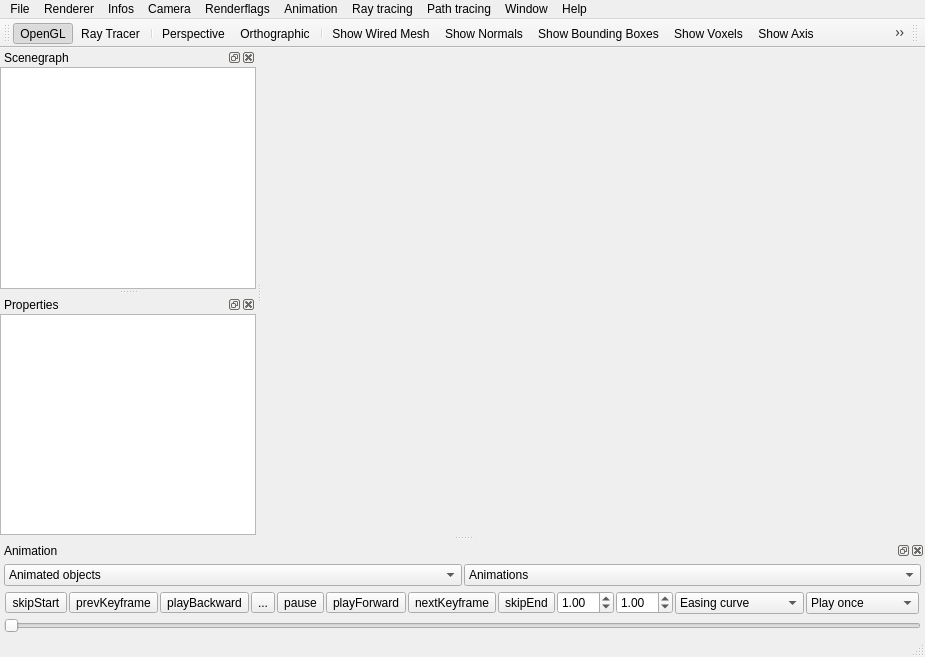
The window that app-Viewer-Qt/qtMainWindow.ui (cpvrlab/SLProject) describes before a commit, drawn with Qt 5.
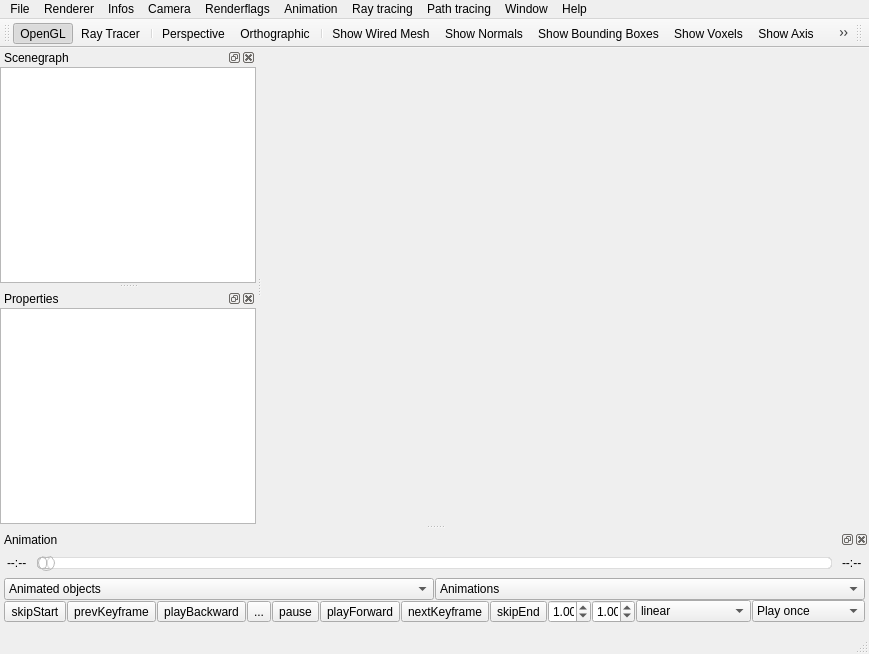
The same window after the commit. Icons and pictures are not drawn. Custom widgets are drawn as their Qt base class.

Commit message: Dark style for gui. Updated animation widgets.

```diff
--- a/app-Viewer-Qt/qtMainWindow.ui
+++ b/app-Viewer-Qt/qtMainWindow.ui
@@ -6,8 +6,8 @@
    <rect>
     <x>0</x>
     <y>0</y>
-    <width>925</width>
-    <height>657</height>
+    <width>800</width>
+    <height>654</height>
    </rect>
   </property>
   <property name="sizePolicy">
@@ -37,7 +37,7 @@
     <rect>
      <x>0</x>
      <y>0</y>
-     <width>925</width>
+     <width>800</width>
      <height>21</height>
     </rect>
    </property>
@@ -512,15 +512,15 @@
   </widget>
   <widget class="QDockWidget" name="dockAnimation">
    <property name="sizePolicy">
-    <sizepolicy hsizetype="Fixed" vsizetype="Fixed">
+    <sizepolicy hsizetype="Fixed" vsizetype="Minimum">
      <horstretch>0</horstretch>
      <verstretch>0</verstretch>
     </sizepolicy>
    </property>
    <property name="minimumSize">
     <size>
-     <width>509</width>
-     <height>94</height>
+     <width>507</width>
+     <height>102</height>
     </size>
    </property>
    <property name="floating">
@@ -559,31 +559,199 @@
       <number>2</number>
      </property>
      <item>
-      <widget class="QWidget" name="widget_2" native="true">
-       <property name="sizePolicy">
-        <sizepolicy hsizetype="Preferred" vsizetype="Minimum">
-         <horstretch>0</horstretch>
-         <verstretch>0</verstretch>
-        </sizepolicy>
-       </property>
        <layout class="QHBoxLayout" name="horizontalLayout">
         <property name="spacing">
-         <number>2</number>
+        <number>10</number>
         </property>
         <property name="leftMargin">
-         <number>0</number>
+        <number>3</number>
         </property>
         <property name="topMargin">
          <number>0</number>
         </property>
         <property name="rightMargin">
+        <number>3</number>
+       </property>
+       <item>
+        <widget class="QLabel" name="animCurrentTimeLabel">
+         <property name="sizePolicy">
+          <sizepolicy hsizetype="Fixed" vsizetype="Fixed">
+           <horstretch>0</horstretch>
+           <verstretch>0</verstretch>
+          </sizepolicy>
+         </property>
+         <property name="minimumSize">
+          <size>
+           <width>20</width>
+           <height>0</height>
+          </size>
+         </property>
+         <property name="layoutDirection">
+          <enum>Qt::LeftToRight</enum>
+         </property>
+         <property name="text">
+          <string>--:--</string>
+         </property>
+         <property name="indent">
+          <number>0</number>
+         </property>
+        </widget>
+       </item>
+       <item>
+        <widget class="QSlider" name="animTimelineSlider">
+         <property name="sizePolicy">
+          <sizepolicy hsizetype="Preferred" vsizetype="Fixed">
+           <horstretch>0</horstretch>
+           <verstretch>0</verstretch>
+          </sizepolicy>
+         </property>
+         <property name="mouseTracking">
+          <bool>true</bool>
+         </property>
+         <property name="styleSheet">
+          <string notr="true">QSlider::groove:horizontal {
+border: 1px solid #bbb;
+background: white;
+height: 10px;
+border-radius: 4px;
+}
+
+QSlider::sub-page:horizontal {
+background: qlineargradient(x1:0, y1:0, x2:0, y2:1,
+    stop:0 #EDA215, stop:1 #C98300);
+border: 1px solid #bbb;
+height: 10px;
+border-radius: 4px;
+}
+
+QSlider::add-page:horizontal {
+background: qlineargradient(x1:0, y1:0, x2:0, y2:1,
+    stop:0 #cdcdcd, stop:1 #fafafa);
+border: 1px solid #ddd;
+height: 10px;
+border-radius: 4px;
+}
+
+QSlider::handle:horizontal {
+background: qlineargradient(x1:0, y1:0, x2:0, y2:1,
+    stop:0 #fff, stop:1 #ccc);
+border: 1px solid #bbb;
+width: 15px;
+margin-top: -3px;
+margin-bottom: -3px;
+border-radius:8px;
+}
+
+QSlider::handle:horizontal:hover {
+background: qlineargradient(x1:0, y1:0, x2:0, y2:1,
+    stop:0 #fff, stop:1 #ddd);
+}
+
+QSlider::sub-page:horizontal:disabled {
+background: #bbb;
+border-color: #999;
+}
+
+QSlider::add-page:horizontal:disabled {
+background: #eee;
+border-color: #999;
+}
+
+QSlider::handle:horizontal:disabled {
+background: #eee;
+border: 1px solid #aaa;
+border-radius: 4px;
+}</string>
+         </property>
+         <property name="pageStep">
+          <number>10</number>
+         </property>
+         <property name="value">
+          <number>0</number>
+         </property>
+         <property name="sliderPosition">
+          <number>0</number>
+         </property>
+         <property name="orientation">
+          <enum>Qt::Horizontal</enum>
+         </property>
+        </widget>
+       </item>
+       <item>
+        <widget class="QLabel" name="animDurationLabel">
+         <property name="sizePolicy">
+          <sizepolicy hsizetype="Fixed" vsizetype="Fixed">
+           <horstretch>0</horstretch>
+           <verstretch>0</verstretch>
+          </sizepolicy>
+         </property>
+         <property name="minimumSize">
+          <size>
+           <width>20</width>
+           <height>0</height>
+          </size>
+         </property>
+         <property name="text">
+          <string>--:--</string>
+         </property>
+         <property name="margin">
+          <number>0</number>
+         </property>
+         <property name="indent">
+          <number>0</number>
+         </property>
+        </widget>
+       </item>
+      </layout>
+     </item>
+     <item>
+      <layout class="QHBoxLayout" name="horizontalLayout_4">
+       <property name="spacing">
+        <number>0</number>
+       </property>
+       <item>
+        <spacer name="horizontalSpacer_2">
+         <property name="orientation">
+          <enum>Qt::Horizontal</enum>
+         </property>
+         <property name="sizeHint" stdset="0">
+          <size>
+           <width>40</width>
+           <height>20</height>
+          </size>
+         </property>
+        </spacer>
+       </item>
+       <item>
+        <layout class="QVBoxLayout" name="verticalLayout_5">
+         <property name="spacing">
+          <number>0</number>
+         </property>
+         <property name="leftMargin">
+          <number>0</number>
+         </property>
+         <property name="rightMargin">
          <number>0</number>
         </property>
         <property name="bottomMargin">
+          <number>0</number>
+         </property>
+         <item>
+          <layout class="QHBoxLayout" name="horizontalLayout_5">
+           <property name="spacing">
+            <number>1</number>
+           </property>
+           <property name="leftMargin">
          <number>0</number>
         </property>
         <item>
          <widget class="QComboBox" name="animAnimatedObjectSelect">
+             <property name="toolTip">
+              <string>Select animation target</string>
+             </property>
+             <property name="statusTip">
+              <string>Select animation target</string>
+             </property>
           <item>
            <property name="text">
             <string>Animated objects</string>
@@ -593,6 +761,12 @@
         </item>
         <item>
          <widget class="QComboBox" name="animAnimationSelect">
+             <property name="toolTip">
+              <string>Select animations</string>
+             </property>
+             <property name="statusTip">
+              <string>Select animation of the selected object</string>
+             </property>
           <item>
            <property name="text">
             <string>Animations</string>
@@ -601,47 +775,20 @@
          </widget>
         </item>
        </layout>
-      </widget>
      </item>
      <item>
-      <widget class="QWidget" name="widget" native="true">
-       <property name="sizePolicy">
-        <sizepolicy hsizetype="Preferred" vsizetype="Minimum">
-         <horstretch>0</horstretch>
-         <verstretch>0</verstretch>
-        </sizepolicy>
-       </property>
-       <layout class="QHBoxLayout" name="horizontalLayout_2">
+          <layout class="QHBoxLayout" name="horizontalLayout_6">
         <property name="spacing">
-         <number>2</number>
-        </property>
-        <property name="leftMargin">
-         <number>0</number>
-        </property>
-        <property name="topMargin">
-         <number>0</number>
-        </property>
-        <property name="rightMargin">
-         <number>0</number>
-        </property>
-        <property name="bottomMargin">
-         <number>0</number>
-        </property>
-        <item>
-         <spacer name="horizontalSpacer">
-          <property name="orientation">
-           <enum>Qt::Horizontal</enum>
-          </property>
-          <property name="sizeHint" stdset="0">
-           <size>
-            <width>40</width>
-            <height>20</height>
-           </size>
-          </property>
-         </spacer>
-        </item>
+            <number>1</number>
+           </property>
         <item>
          <widget class="QToolButton" name="animSkipStartButton">
+             <property name="toolTip">
+              <string>Skip to start</string>
+             </property>
+             <property name="statusTip">
+              <string>Skip to beginning of the selected animation</string>
+             </property>
           <property name="text">
            <string>skipStart</string>
           </property>
@@ -653,6 +800,12 @@
         </item>
         <item>
          <widget class="QToolButton" name="animPrevKeyframeButton">
+             <property name="toolTip">
+              <string>Previous keyframe</string>
+             </property>
+             <property name="statusTip">
+              <string>Skip to previous keyframe of the selected animation</string>
+             </property>
           <property name="text">
            <string>prevKeyframe</string>
           </property>
@@ -664,6 +817,12 @@
         </item>
         <item>
          <widget class="QToolButton" name="animPlayBackwardButton">
+             <property name="toolTip">
+              <string>Play backward</string>
+             </property>
+             <property name="statusTip">
+              <string>Play the selected animation backward</string>
+             </property>
           <property name="text">
            <string>playBackward</string>
           </property>
@@ -675,6 +834,12 @@
         </item>
         <item>
          <widget class="QToolButton" name="animStopButton">
+             <property name="toolTip">
+              <string>Disable animation</string>
+             </property>
+             <property name="statusTip">
+              <string>Disable the selected animation</string>
+             </property>
           <property name="text">
            <string>...</string>
           </property>
@@ -686,6 +851,12 @@
         </item>
         <item>
          <widget class="QToolButton" name="animPauseButton">
+             <property name="toolTip">
+              <string>Pause</string>
+             </property>
+             <property name="statusTip">
+              <string>Pause the selected animation</string>
+             </property>
           <property name="text">
            <string>pause</string>
           </property>
@@ -697,6 +868,12 @@
         </item>
         <item>
          <widget class="QToolButton" name="animPlayForwardButton">
+             <property name="toolTip">
+              <string>Play forward</string>
+             </property>
+             <property name="statusTip">
+              <string>Play the selected animation forward</string>
+             </property>
           <property name="text">
            <string>playForward</string>
           </property>
@@ -708,6 +885,12 @@
         </item>
         <item>
          <widget class="QToolButton" name="animNextKeyframeButton">
+             <property name="toolTip">
+              <string>Next keyframe</string>
+             </property>
+             <property name="statusTip">
+              <string>Skip to next keyframe of the selected animation</string>
+             </property>
           <property name="text">
            <string>nextKeyframe</string>
           </property>
@@ -719,6 +902,12 @@
         </item>
         <item>
          <widget class="QToolButton" name="animSkipEndButton">
+             <property name="toolTip">
+              <string>Skip to end</string>
+             </property>
+             <property name="statusTip">
+              <string>Skip to end of the selected animation</string>
+             </property>
           <property name="text">
            <string>skipEnd</string>
           </property>
@@ -736,6 +925,18 @@
             <verstretch>0</verstretch>
            </sizepolicy>
           </property>
+             <property name="maximumSize">
+              <size>
+               <width>43</width>
+               <height>16777215</height>
+              </size>
+             </property>
+             <property name="toolTip">
+              <string>Playback speed</string>
+             </property>
+             <property name="statusTip">
+              <string>Set the playback speed for the selected animation</string>
+             </property>
           <property name="maximum">
            <double>20.000000000000000</double>
           </property>
@@ -755,6 +956,18 @@
             <verstretch>0</verstretch>
            </sizepolicy>
           </property>
+             <property name="maximumSize">
+              <size>
+               <width>43</width>
+               <height>16777215</height>
+              </size>
+             </property>
+             <property name="toolTip">
+              <string>Animation weight</string>
+             </property>
+             <property name="statusTip">
+              <string>Set the weight for the selected animation</string>
+             </property>
           <property name="maximum">
            <double>10.000000000000000</double>
           </property>
@@ -769,16 +982,17 @@
         <item>
          <widget class="QComboBox" name="animEasingSelect">
           <property name="sizePolicy">
-           <sizepolicy hsizetype="MinimumExpanding" vsizetype="Fixed">
+              <sizepolicy hsizetype="Minimum" vsizetype="Fixed">
             <horstretch>0</horstretch>
             <verstretch>0</verstretch>
            </sizepolicy>
           </property>
-          <item>
-           <property name="text">
+             <property name="toolTip">
             <string>Easing curve</string>
            </property>
-          </item>
+             <property name="statusTip">
+              <string>Set the easing curve for the selected animation</string>
+             </property>
           <item>
            <property name="text">
             <string>linear</string>
@@ -786,22 +1000,22 @@
           </item>
           <item>
            <property name="text">
-            <string>quadratic in</string>
+               <string>quad in</string>
            </property>
           </item>
           <item>
            <property name="text">
-            <string>quadratic out</string>
+               <string>quad out</string>
            </property>
           </item>
           <item>
            <property name="text">
-            <string>quadratic in -&gt; out</string>
+               <string>quadc in -&gt; out</string>
            </property>
           </item>
           <item>
            <property name="text">
-            <string>quadratic out -&gt; in</string>
+               <string>quad out -&gt; in</string>
            </property>
           </item>
           <item>
@@ -888,6 +1102,18 @@
         </item>
         <item>
          <widget class="QComboBox" name="animLoopingSelect">
+             <property name="sizePolicy">
+              <sizepolicy hsizetype="Minimum" vsizetype="Fixed">
+               <horstretch>0</horstretch>
+               <verstretch>0</verstretch>
+              </sizepolicy>
+             </property>
+             <property name="toolTip">
+              <string>Loop Behaviour</string>
+             </property>
+             <property name="statusTip">
+              <string>Select the looping behaviour for the selected animation</string>
+             </property>
           <item>
            <property name="text">
             <string>Play once</string>
@@ -910,8 +1136,12 @@
           </item>
          </widget>
         </item>
+          </layout>
+         </item>
+        </layout>
+       </item>
         <item>
-         <spacer name="horizontalSpacer_2">
+        <spacer name="horizontalSpacer">
           <property name="orientation">
            <enum>Qt::Horizontal</enum>
           </property>
@@ -924,14 +1154,6 @@
          </spacer>
         </item>
        </layout>
-      </widget>
-     </item>
-     <item>
-      <widget class="QSlider" name="animTimelineSlider">
-       <property name="orientation">
-        <enum>Qt::Horizontal</enum>
-       </property>
-      </widget>
      </item>
     </layout>
    </widget>
```
Lines whose indentation alone changed are shown as unchanged. The commit also changes 8 other files.
